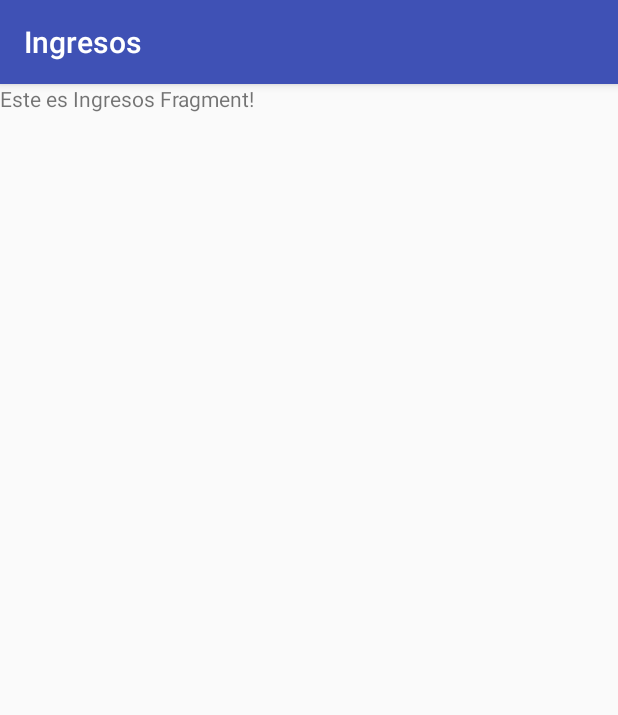
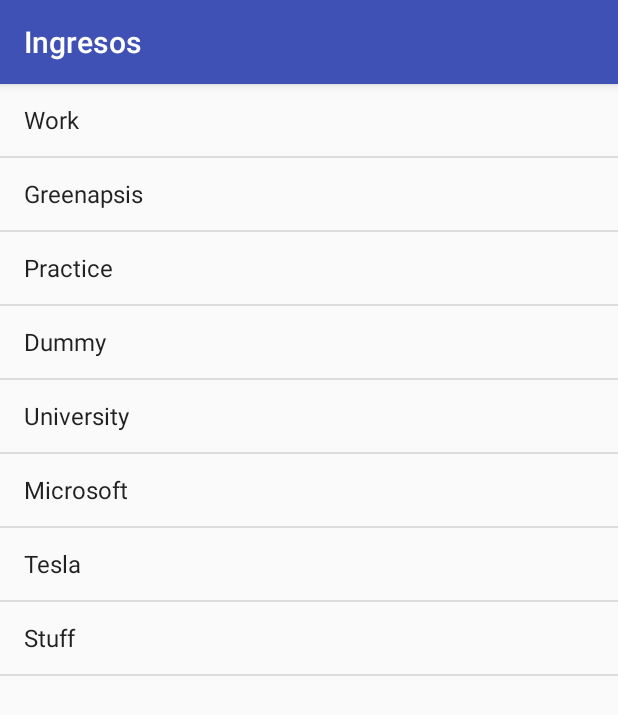
Before and after one commit to aang7/growsome, an Android app: the fragment IngresosMainFragment shown on its own in the app's theme, on a phone screen of 412 x 824 dp. Shown: the top 715 px of the screen. Run offline under Robolectric (Android 15) with nearby library versions, the light colour scheme and no system bars.

Commit message:
ListFragments sample

```diff
--- a/app/src/main/java/xyz/growsome/growsome/IngresosMainFragment.java
+++ b/app/src/main/java/xyz/growsome/growsome/IngresosMainFragment.java
@@ -1,30 +1,70 @@
 package xyz.growsome.growsome;
 
 
+import android.app.ListFragment;
 import android.os.Bundle;
 import android.app.Fragment;
+import android.view.ContextMenu;
 import android.view.LayoutInflater;
+import android.view.MenuItem;
 import android.view.View;
 import android.view.ViewGroup;
+import android.widget.AdapterView;
+import android.widget.ArrayAdapter;
 
 
 /**
  * A simple {@link Fragment} subclass.
  */
-public class IngresosMainFragment extends Fragment {
+public class IngresosMainFragment extends ListFragment {
 
 
     public IngresosMainFragment() {
         // Required empty public constructor
     }
 
+    /*@Override
+    public void onActivityCreated(Bundle savedState) {
+        registerForContextMenu(getListView());
+
+    }*/
 
     @Override
     public View onCreateView(LayoutInflater inflater, ViewGroup container,
                              Bundle savedInstanceState) {
         // Inflate the layout for this fragment
         getActivity().setTitle(R.string.ingresos_fragment_title);
-        return inflater.inflate(R.layout.fragment_ingresos_main, container, false);
+        ArrayAdapter<String> adapter = new ArrayAdapter<String>(
+                inflater.getContext(),
+                android.R.layout.simple_list_item_1,
+                getResources().getStringArray(R.array.dummy));
+
+        setListAdapter(adapter);
+        //registerForContextMenu(getListAdapter());
+
+        return super.onCreateView(inflater, container, savedInstanceState); //para ejemplos rapidos (muestra a vega)
+        //return inflater.inflate(R.layout.fragment_ingresos_main, container, false); //original
+    }
+
+    @Override
+    public void onCreateContextMenu(ContextMenu menu, View v,
+                                    ContextMenu.ContextMenuInfo menuInfo) {
+        super.onCreateContextMenu(menu, v, menuInfo);
+        menu.setHeaderTitle("Item Operations");
+        menu.add(0, v.getId(), 0, "Edit Item");
+        menu.add(0, v.getId(), 0, "Delete Item");
+    }
+
+    @Override
+    public boolean onContextItemSelected(MenuItem item) {
+        AdapterView.AdapterContextMenuInfo info = (AdapterView.AdapterContextMenuInfo) item
+                .getMenuInfo();
+        if (item.getTitle() == "Edit Item") {
+        } else if (item.getTitle() == "Delete Item") {
+
+            return true;
+        }
+        return super.onContextItemSelected(item);
     }
 
 }
--- a/app/src/main/java/xyz/growsome/growsome/Main.java
+++ b/app/src/main/java/xyz/growsome/growsome/Main.java
@@ -83,6 +83,7 @@
         {
             e.printStackTrace();
         }
+
     }
 
     @Override
--- a/app/src/main/res/values/strings.xml
+++ b/app/src/main/res/values/strings.xml
@@ -119,4 +119,26 @@
 
     <string name="pref_title_vibrate">Vibrate</string>
 
+    <!-- example for vega class -->
+    <string-array name="stores">
+        <item>Cambridge</item>
+        <item>Sebastopol</item>
+        <item>Harvard</item>
+        <item>High School</item>
+        <item>Google</item>
+        <item>Apple</item>
+        <item>Pie</item>
+    </string-array>
+
+    <string-array name="dummy">
+        <item>Work</item>
+        <item>Greenapsis</item>
+        <item>Practice</item>
+        <item>Dummy</item>
+        <item>University</item>
+        <item>Microsoft</item>
+        <item>Tesla</item>
+        <item>Stuff</item>
+    </string-array>
+
 </resources>
```
Also changed, not shown: app/src/main/java/xyz/growsome/growsome/GastosMainFragment.java (+11 -2 lines).
